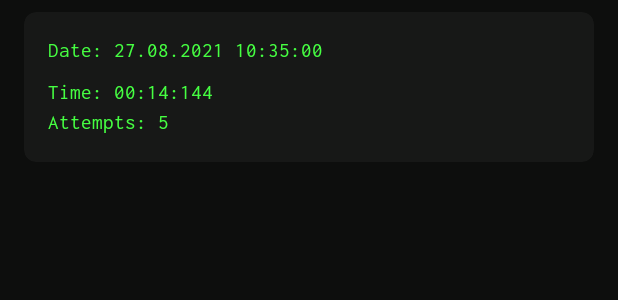
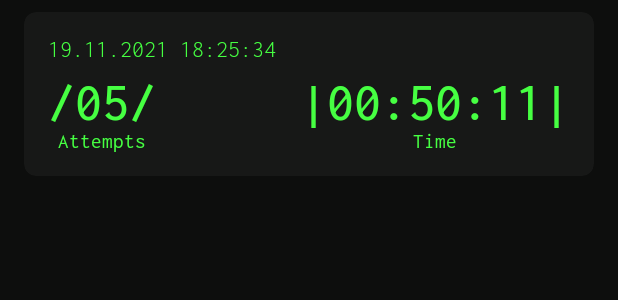
Before and after one commit to KristiansKokars/ShotsAndBeer, an Android app: the layout item_high_score.xml on its own in the app's theme, with its tools: preview values and no code run, on a phone screen of 412 x 824 dp. Shown: the top 300 px of the screen. Run offline under Robolectric (Android 15) with nearby library versions, the light colour scheme and no system bars.

Commit message:
feat(highscores): Updated UI of score cards

```diff
--- a/app/src/main/java/com/kristianskokars/shotsandbeer/ui/highscores/HighScoreAdapter.kt
+++ b/app/src/main/java/com/kristianskokars/shotsandbeer/ui/highscores/HighScoreAdapter.kt
@@ -4,15 +4,16 @@ import android.view.LayoutInflater
 import android.view.ViewGroup
 import androidx.recyclerview.widget.DiffUtil
 import androidx.recyclerview.widget.RecyclerView
+import com.kristianskokars.shotsandbeer.R
 import com.kristianskokars.shotsandbeer.databinding.ItemHighScoreBinding
 import com.kristianskokars.shotsandbeer.repository.models.HighScore
 import kotlin.properties.Delegates
 
 class HighScoreAdapter : RecyclerView.Adapter<HighScoreAdapter.ViewHolder>() {
 
-    var highScores: List<HighScore> by Delegates.observable(emptyList(), { _, old, new ->
+    var highScores: List<HighScore> by Delegates.observable(emptyList()) { _, old, new ->
         DiffUtil.calculateDiff(DifferenceUtil(old, new)).dispatchUpdatesTo(this)
-    })
+    }
 
     override fun onCreateViewHolder(parent: ViewGroup, viewType: Int) = ViewHolder(
         ItemHighScoreBinding.inflate(
@@ -24,7 +25,10 @@ class HighScoreAdapter : RecyclerView.Adapter<HighScoreAdapter.ViewHolder>() {
 
     override fun onBindViewHolder(holder: ViewHolder, position: Int) {
         val item = highScores[position]
-        holder.binding.item = item
+        val resources = holder.itemView.resources
+        holder.binding.attemptCount.text = resources.getString(R.string.score_attempts, item.attempts.toInt())
+        holder.binding.date.text = item.date
+        holder.binding.time.text = resources.getString(R.string.score_time, item.time)
     }
 
     override fun getItemCount() = highScores.size
--- a/app/src/main/java/com/kristianskokars/shotsandbeer/ui/highscores/HighScoresFragment.kt
+++ b/app/src/main/java/com/kristianskokars/shotsandbeer/ui/highscores/HighScoresFragment.kt
@@ -14,7 +14,6 @@ import com.kristianskokars.shotsandbeer.ui.GameViewModel
 import kotlinx.coroutines.flow.collect
 
 class HighScoresFragment : Fragment() {
-
     private lateinit var binding: FragmentHighscoresBinding
 
     private val viewModel by activityViewModels<GameViewModel>()
@@ -40,6 +39,8 @@ class HighScoresFragment : Fragment() {
         }
     }
 
+    // bouncingBar { 80 { {[    ]} {[=   ]} {[==  ]} {[=== ]} {[ ===]} {[  ==]} {[   =]} {[    ]} {[   =]} {[  ==]} {[ ===]} {[====]} {[=== ]} {[==  ]} {[=   ]} }}
+
     private fun setupCollectors() {
         launchMain {
             viewModel.highScores.collect { highScores ->
--- a/app/src/main/res/layout/item_high_score.xml
+++ b/app/src/main/res/layout/item_high_score.xml
@@ -2,14 +2,6 @@
 <layout xmlns:android="http://schemas.android.com/apk/res/android"
     xmlns:app="http://schemas.android.com/apk/res-auto"
     xmlns:tools="http://schemas.android.com/tools">
-
-    <data>
-
-        <variable
-            name="item"
-            type="com.kristianskokars.shotsandbeer.repository.models.HighScore" />
-
-    </data>
 
     <androidx.cardview.widget.CardView
         android:layout_width="match_parent"
@@ -18,43 +10,85 @@
         android:layout_marginTop="8dp"
         android:layout_marginEnd="16dp"
         android:layout_marginBottom="8dp"
-        app:cardElevation="0dp"
         app:cardBackgroundColor="@color/card_background"
-        app:cardCornerRadius="8dp">
+        app:cardCornerRadius="8dp"
+        app:cardElevation="0dp">
 
-        <LinearLayout
+        <androidx.constraintlayout.widget.ConstraintLayout
             android:layout_width="match_parent"
             android:layout_height="wrap_content"
-            android:orientation="vertical"
             android:padding="16dp">
 
             <TextView
-                android:layout_width="match_parent"
+                android:id="@+id/date"
+                android:layout_width="wrap_content"
                 android:layout_height="wrap_content"
-                android:layout_marginBottom="8dp"
-                android:text="@{@string/score_date(item.date)}"
-                android:textSize="14sp"
-                tools:text="Date: 27.08.2021 10:35:00" />
+                android:ellipsize="end"
+                android:fontFamily="@font/inconsolata_light"
+                android:includeFontPadding="false"
+                android:maxLines="1"
+                android:textSize="16sp"
+                app:layout_constraintStart_toStartOf="parent"
+                app:layout_constraintTop_toTopOf="parent"
+                tools:text="19.11.2021 18:25:34" />
 
             <TextView
-                android:layout_width="match_parent"
+                android:id="@+id/attempt_count"
+                android:layout_width="wrap_content"
+                android:layout_height="wrap_content"
+                android:layout_marginTop="8dp"
+                android:ellipsize="end"
+                android:fontFamily="@font/inconsolata_medium"
+                android:includeFontPadding="false"
+                android:maxLines="1"
+                android:textSize="36sp"
+                app:layout_constraintStart_toStartOf="parent"
+                app:layout_constraintTop_toBottomOf="@id/date"
+                tools:text="/05/" />
+
+            <TextView
+                android:id="@+id/attempt_text"
+                android:layout_width="wrap_content"
                 android:layout_height="wrap_content"
                 android:ellipsize="end"
+                android:includeFontPadding="false"
                 android:maxLines="1"
-                android:text="@{@string/score_time(item.time)}"
+                android:text="@string/attempts"
                 android:textSize="14sp"
-                tools:text="Time: 00:14:144" />
+                app:layout_constraintEnd_toEndOf="@+id/attempt_count"
+                app:layout_constraintStart_toStartOf="@+id/attempt_count"
+                app:layout_constraintTop_toBottomOf="@+id/attempt_count"
+                tools:text="Attempts" />
 
             <TextView
-                android:layout_width="match_parent"
+                android:id="@+id/time"
+                android:layout_width="wrap_content"
+                android:layout_height="wrap_content"
+                android:layout_marginTop="8dp"
+                android:ellipsize="end"
+                android:fontFamily="@font/inconsolata_medium"
+                android:includeFontPadding="false"
+                android:maxLines="1"
+                android:textSize="36sp"
+                app:layout_constraintEnd_toEndOf="parent"
+                app:layout_constraintTop_toBottomOf="@id/date"
+                tools:text="|00:50:11|" />
+
+            <TextView
+                android:id="@+id/time_text"
+                android:layout_width="wrap_content"
                 android:layout_height="wrap_content"
                 android:ellipsize="end"
+                android:includeFontPadding="false"
                 android:maxLines="1"
-                android:text="@{@string/score_attempts(item.attempts)}"
+                android:text="@string/time"
                 android:textSize="14sp"
-                tools:text="Attempts: 5" />
+                app:layout_constraintEnd_toEndOf="@+id/time"
+                app:layout_constraintStart_toStartOf="@+id/time"
+                app:layout_constraintTop_toBottomOf="@+id/time"
+                tools:text="Time" />
 
-        </LinearLayout>
+        </androidx.constraintlayout.widget.ConstraintLayout>
 
     </androidx.cardview.widget.CardView>
 
--- a/app/src/main/res/values/strings.xml
+++ b/app/src/main/res/values/strings.xml
@@ -11,11 +11,12 @@
     <string name="no_high_scores">No High Scores Found. Go play the game!</string>
     <string name="go_back">[Go Back]</string>
     <string name="quit">[Quit]</string>
-    <string name="score_attempts">Attempts: %1$s</string>
-    <string name="score_time">Time: %1$s</string>
-    <string name="score_date">Date: %1$s</string>
+    <string name="score_attempts">/%1$02d/</string>
+    <string name="score_time">|%1$s|</string>
+    <string name="score_date">%1$s</string>
     <string name="difficulty_easy">{Easy}</string>
     <string name="difficulty_normal">{Normal}</string>
     <string name="difficulty_hard">{Hard}</string>
-
+    <string name="time">Time</string>
+    <string name="attempts">Attempts</string>
 </resources>
```
Also changed, not shown: app/src/main/res/font/inconsolata_light.ttf (added), app/src/main/res/font/inconsolata_medium.ttf (added).
